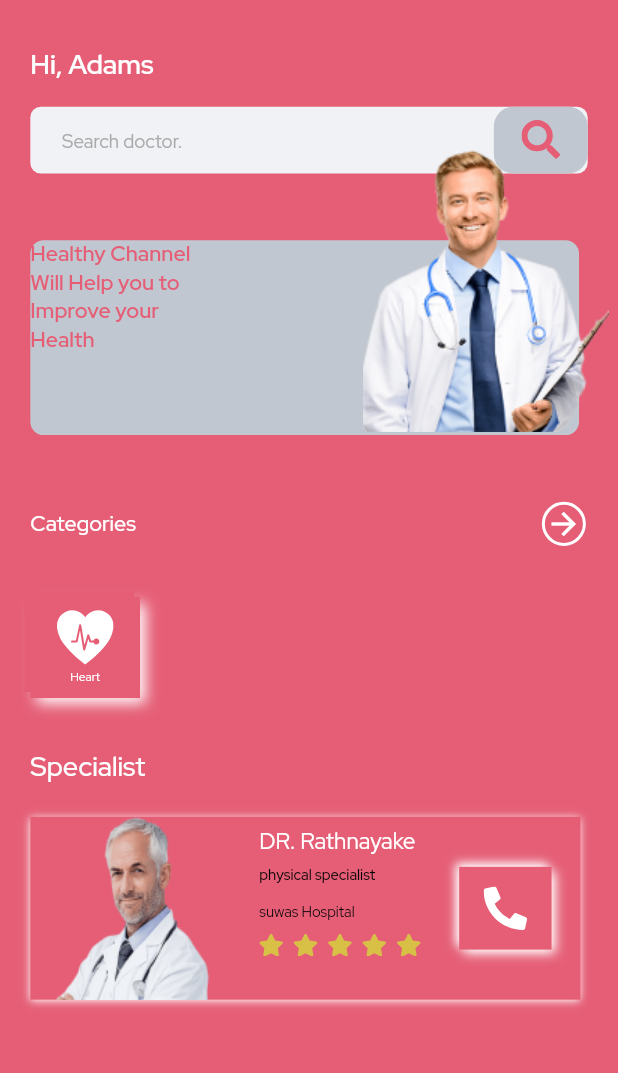
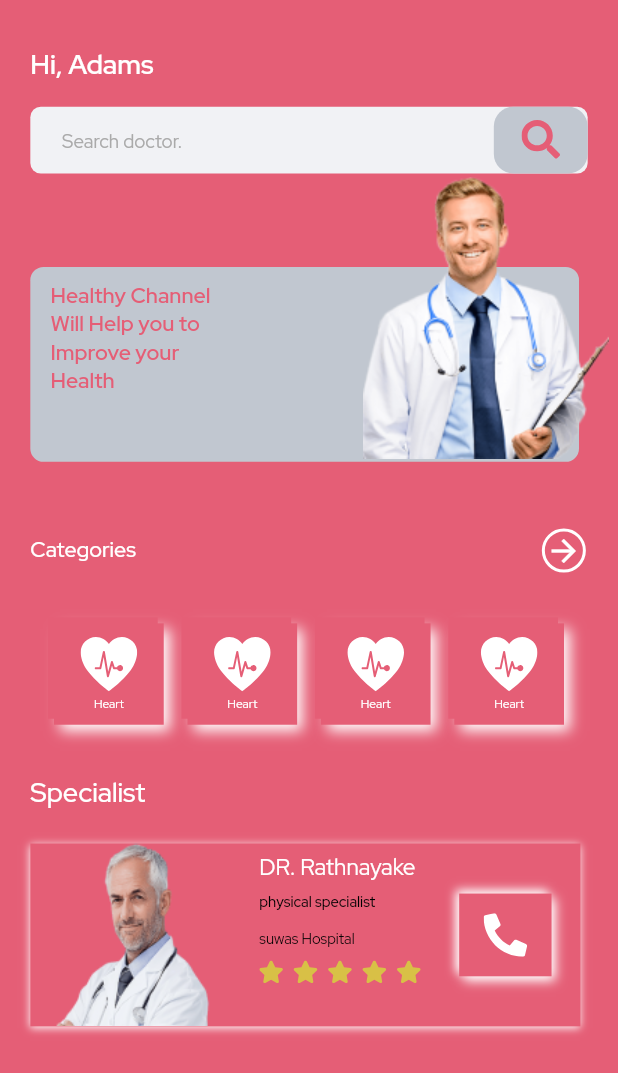
Before and after one commit to sherryqaisrani/Health-Channel-Application, a Flutter app: the screen it shows after launch, on a phone screen of 412 x 824 dp. Shown: the top 1073 px of the screen. Run offline on Flutter 3.47's test engine with Material 2 defaults, Android fonts, the phone set to English and light mode, and no system bars; our stand-ins replace dots_indicator, flutter_screenutil, flutter_svg, get, google_fonts, pinput.

Commit message:
Home Screen Bug Fixed

```diff
--- a/lib/screens/home_screen.dart
+++ b/lib/screens/home_screen.dart
@@ -76,7 +76,7 @@ class HomePage extends StatelessWidget {
                 ),
               ),
               SizedBox(
-                height: 50.h,
+                height: 70.h,
               ),
               Stack(
                 clipBehavior: Clip.none,
@@ -90,11 +90,17 @@ class HomePage extends StatelessWidget {
                         10.r,
                       ),
                     ),
+                    child: Padding(
+                      padding: EdgeInsets.symmetric(
+                        horizontal: 14.w,
+                        vertical: 10,
+                      ),
                       child: Text(
                         'Healthy Channel\nWill Help you to\nImprove your\nHealth',
                         style: Theme.of(context).textTheme.headline4!.copyWith(
                               color: aPrimaryColor,
                               fontWeight: FontWeight.w600,
+                            ),
                       ),
                     ),
                   ),
@@ -140,7 +146,11 @@ class HomePage extends StatelessWidget {
               SizedBox(
                 height: 38.h,
               ),
-              Container(
+              Row(
+                mainAxisAlignment: MainAxisAlignment.spaceEvenly,
+                children: List.generate(
+                  4,
+                  (index) => Container(
                     height: 76.h,
                     width: 76.w,
                     decoration: const BoxDecoration(
@@ -176,11 +186,14 @@ class HomePage extends StatelessWidget {
                           ),
                           Text(
                             'Heart',
-                        style: Theme.of(context).textTheme.bodyText2!.copyWith(
+                            style:
+                                Theme.of(context).textTheme.bodyText2!.copyWith(
                                       color: aWhite,
                                     ),
                           ),
                         ],
+                      ),
+                    ),
                   ),
                 ),
               ),
```
Lines whose indentation alone changed are shown as unchanged.
